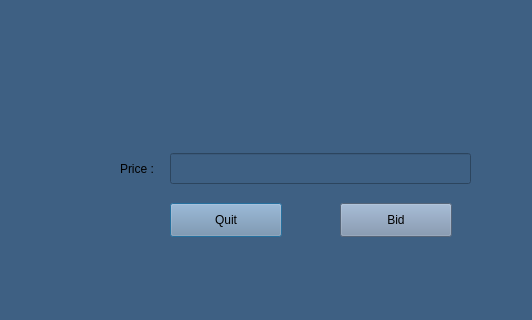
Qt form Monopoly/auction.ui (shaahinfaezi/Monopoly) before a commit; both pictures show x 210 to 742 and y 447 to 767 of the 969 by 767 pixel window.
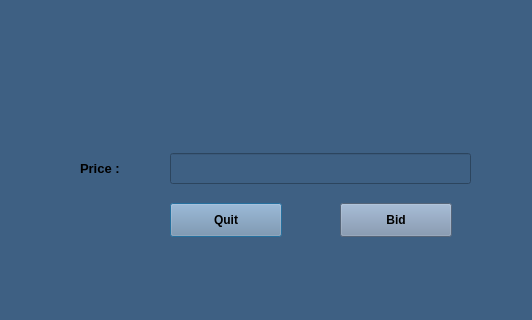
The same form after that commit.

```diff
--- a/Monopoly/auction.ui
+++ b/Monopoly/auction.ui
@@ -75,6 +75,12 @@
      <height>34</height>
     </rect>
    </property>
+   <property name="font">
+    <font>
+     <weight>75</weight>
+     <bold>true</bold>
+    </font>
+   </property>
    <property name="styleSheet">
     <string notr="true">background-color: rgb(119, 141, 169);
 </string>
@@ -92,6 +98,12 @@
      <height>34</height>
     </rect>
    </property>
+   <property name="font">
+    <font>
+     <weight>75</weight>
+     <bold>true</bold>
+    </font>
+   </property>
    <property name="styleSheet">
     <string notr="true">background-color: rgb(119, 141, 169);</string>
    </property>
@@ -102,12 +114,19 @@
   <widget class="QLabel" name="label_3">
    <property name="geometry">
     <rect>
-     <x>330</x>
+     <x>290</x>
      <y>600</y>
-     <width>41</width>
+     <width>81</width>
      <height>31</height>
     </rect>
    </property>
+   <property name="font">
+    <font>
+     <pointsize>10</pointsize>
+     <weight>75</weight>
+     <bold>true</bold>
+    </font>
+   </property>
    <property name="text">
     <string>Price :</string>
    </property>
```
Left out of the diff: 7 changed lines with no effect on the pictures.
